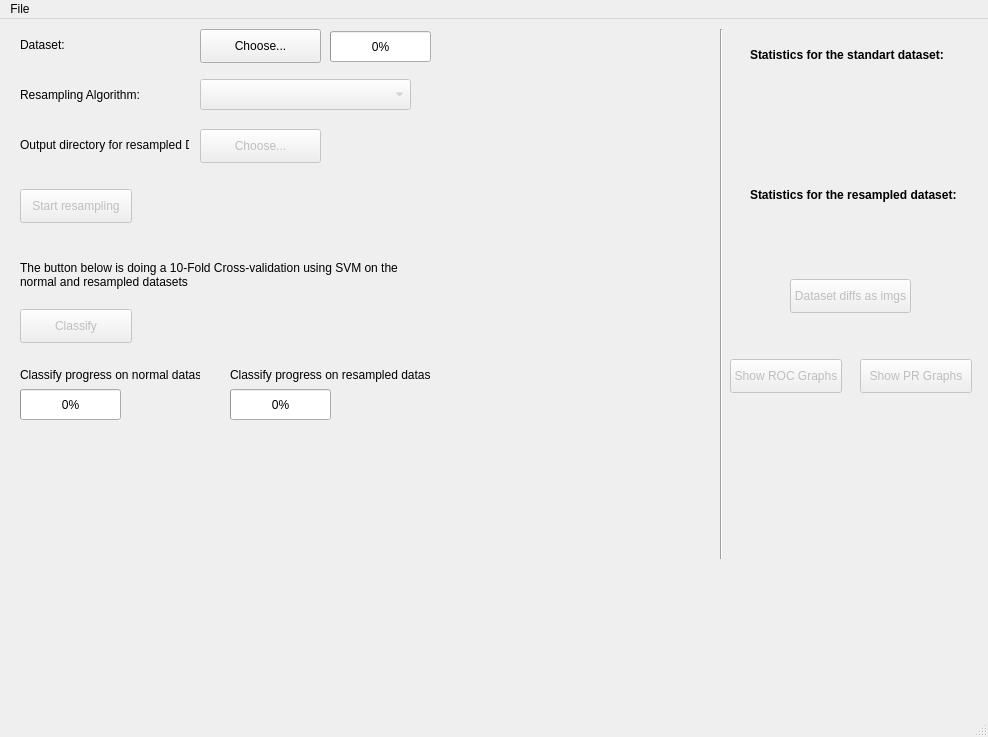
The window that main_ui.ui (punkie/resampler_new) describes before a commit, drawn with Qt 5.
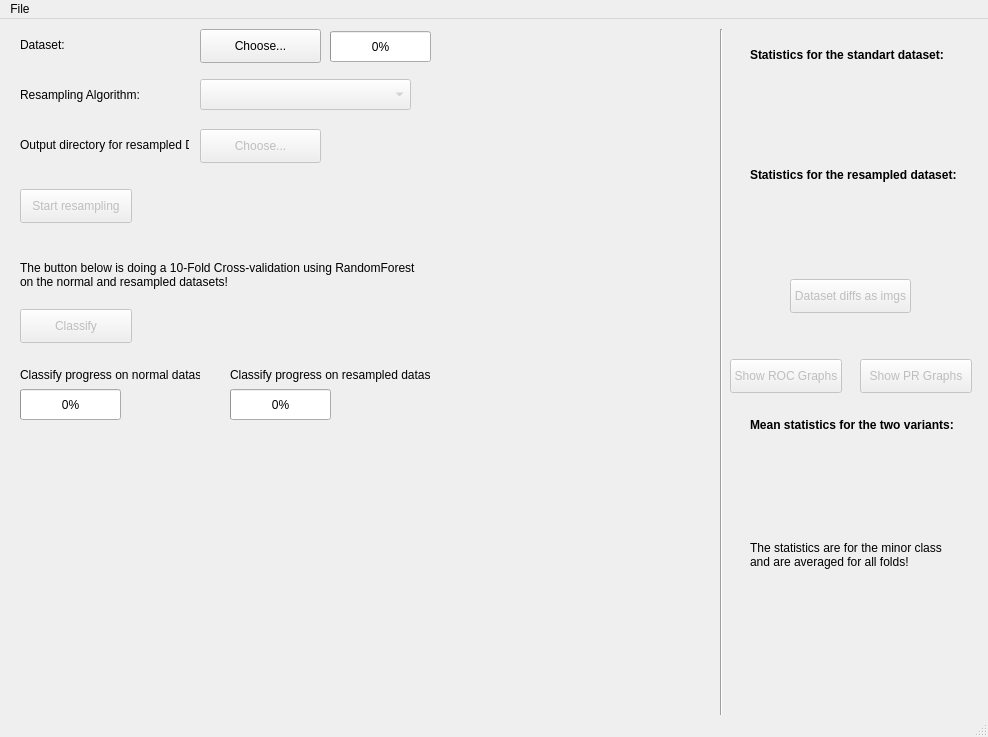
The same window after the commit.

Commit message: adding some additional measure statistics and fix for the updating of the widgets from additional threads

```diff
--- a/main_ui.ui
+++ b/main_ui.ui
@@ -225,7 +225,7 @@
     <property name="geometry">
      <rect>
       <x>750</x>
-      <y>200</y>
+      <y>170</y>
       <width>191</width>
       <height>51</height>
      </rect>
@@ -291,7 +291,7 @@
      <string>Only csv datasets are acceptable!</string>
     </property>
     <property name="text">
-     <string>The button below is doing a 10-Fold Cross-validation using SVM on the normal and resampled datasets</string>
+     <string>The button below is doing a 10-Fold Cross-validation using RandomForest on the normal and resampled datasets!</string>
     </property>
     <property name="wordWrap">
      <bool>true</bool>
@@ -439,7 +439,7 @@
       <x>720</x>
       <y>10</y>
       <width>3</width>
-      <height>530</height>
+      <height>691</height>
      </rect>
     </property>
     <property name="orientation">
@@ -478,7 +478,7 @@
     <property name="geometry">
      <rect>
       <x>750</x>
-      <y>160</y>
+      <y>140</y>
       <width>220</width>
       <height>31</height>
      </rect>
@@ -502,6 +502,78 @@
      <string>Statistics for the resampled dataset:</string>
     </property>
    </widget>
+   <widget class="QLabel" name="statsLabelNormalDs_3">
+    <property name="geometry">
+     <rect>
+      <x>750</x>
+      <y>390</y>
+      <width>220</width>
+      <height>31</height>
+     </rect>
+    </property>
+    <property name="maximumSize">
+     <size>
+      <width>220</width>
+      <height>91</height>
+     </size>
+    </property>
+    <property name="font">
+     <font>
+      <weight>75</weight>
+      <bold>true</bold>
+     </font>
+    </property>
+    <property name="toolTip">
+     <string/>
+    </property>
+    <property name="text">
+     <string>Mean statistics for the two variants:</string>
+    </property>
+   </widget>
+   <widget class="QLabel" name="afterClassificationStatistics">
+    <property name="geometry">
+     <rect>
+      <x>740</x>
+      <y>430</y>
+      <width>231</width>
+      <height>161</height>
+     </rect>
+    </property>
+    <property name="text">
+     <string/>
+    </property>
+    <property name="alignment">
+     <set>Qt::AlignLeading|Qt::AlignLeft|Qt::AlignTop</set>
+    </property>
+    <property name="wordWrap">
+     <bool>true</bool>
+    </property>
+   </widget>
+   <widget class="QLabel" name="classifyLabel_2">
+    <property name="geometry">
+     <rect>
+      <x>750</x>
+      <y>510</y>
+      <width>211</width>
+      <height>51</height>
+     </rect>
+    </property>
+    <property name="maximumSize">
+     <size>
+      <width>400</width>
+      <height>91</height>
+     </size>
+    </property>
+    <property name="toolTip">
+     <string/>
+    </property>
+    <property name="text">
+     <string>The statistics are for the minor class and are averaged for all folds!</string>
+    </property>
+    <property name="wordWrap">
+     <bool>true</bool>
+    </property>
+   </widget>
   </widget>
   <widget class="QMenuBar" name="menubar">
    <property name="geometry">
```
Left out of the diff: 27 changed lines with no effect on the pictures. The commit also changes 10 other files.
